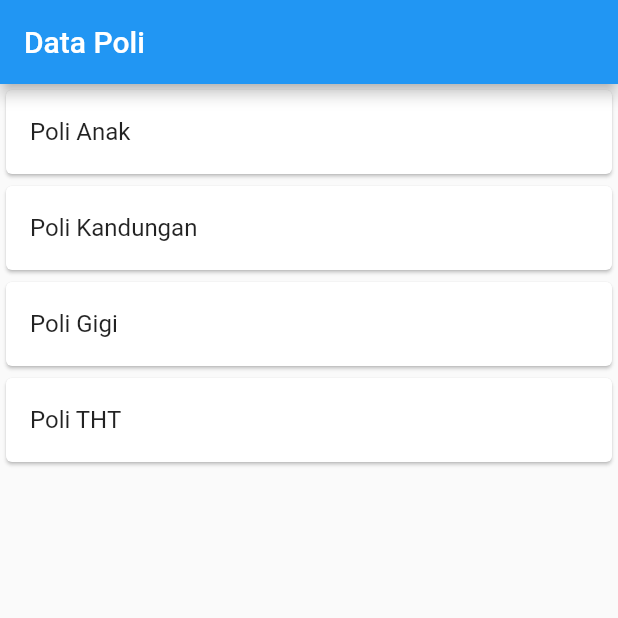
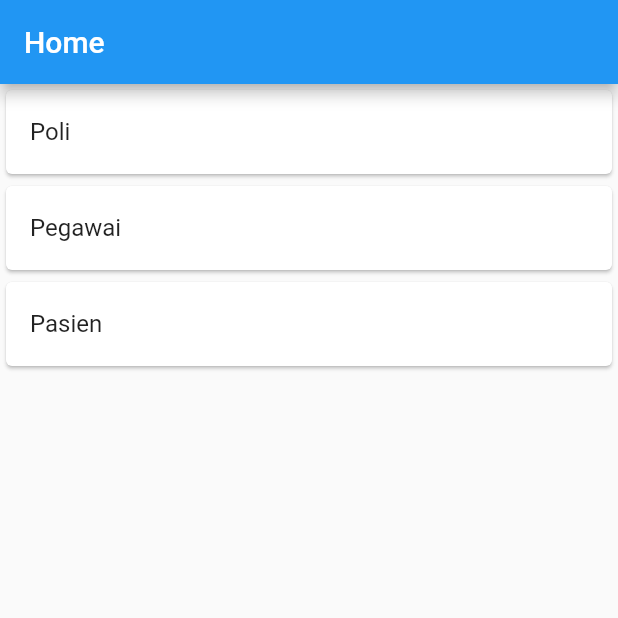
Before and after one commit to l0c4lxid/flutter_klik_app, a Flutter app: the screen it shows after launch, on a phone screen of 412 x 824 dp, the top half of it. Run offline on Flutter 3.47's test engine with Material 2 defaults, Android fonts, the phone set to English and light mode, and no system bars.

Commit message:
Tugas P5

```diff
--- a/lib/main.dart
+++ b/lib/main.dart
@@ -1,5 +1,6 @@
 import 'package:flutter/material.dart';
 import '/ui/poli_page.dart';
+import 'ui/home.dart';
 
 void main() => runApp(MyApp());
 
@@ -9,7 +10,7 @@ class MyApp extends StatelessWidget {
     return MaterialApp(
       title: 'Klinik APP',
       debugShowCheckedModeBanner: false,
-      home: PoliPage(),
+      home: HomePage(),
     );
   }
 }
--- /dev/null
+++ b/lib/model/database.dart
@@ -0,0 +1,64 @@
+List<Map> pegawai = [
+  {
+    'id': 1,
+    'nip': '545664',
+    'nama': 'Eko Purnomo',
+    'tanggalLahir': '15 Oktober 1987',
+    'nomorTelepon': '081887674598',
+    'email': 'eko@gmail.com',
+    'password': '123',
+  },
+  {
+    'id': 2,
+    'nip': '6576455',
+    'nama': 'Dwi Febrianto',
+    'tanggalLahir': '9 Juli 1977',
+    'nomorTelepon': '085665765490',
+    'email': 'dwi@gmail.com',
+    'password': '123',
+  },
+  {
+    'id': 3,
+    'nip': '668687',
+    'nama': 'Tri Cahyono',
+    'tanggalLahir': '9 Agustus 1979',
+    'nomorTelepon': '085698798906',
+    'email': 'tri@gmail.com',
+    'password': '123',
+  },
+];
+
+List<Map> pasien = [
+  {
+    'id': 1,
+    'noRm': '11873',
+    'nama': 'Rendi Santoso',
+    'tanggalLahir': '10 Oktober 1997',
+    'nomorTelepon': '08188767459',
+    'alamat': 'Sukoharjo',
+  },
+  {
+    'id': 2,
+    'noRm': '7678',
+    'nama': 'Suharyani',
+    'tanggalLahir': '20 Juni 2000',
+    'nomorTelepon': '0876766453',
+    'alamat': 'Klaten',
+  },
+  {
+    'id': 3,
+    'noRm': '67678',
+    'nama': 'Adi Nugroho',
+    'tanggalLahir': '11 Februari 1999',
+    'nomorTelepon': '08987666400',
+    'alamat': 'Pacitan',
+  },
+  {
+    'id': 4,
+    'noRm': '67678',
+    'nama': 'Wahyu Setianto',
+    'tanggalLahir': '5 Januari 1998',
+    'nomorTelepon': '08987666454',
+    'alamat': 'Boyolali',
+  },
+];
--- /dev/null
+++ b/lib/model/pasien.dart
@@ -0,0 +1,17 @@
+class Pasien {
+  late int id;
+  late String nama;
+  late String noRm;
+  late String tanggalLahir;
+  late String nomorTelepon;
+  late String alamat;
+
+  Pasien(Map pasien) {
+    id = pasien['id'];
+    nama = pasien['nama'];
+    noRm = pasien['noRm'];
+    tanggalLahir = pasien['tanggalLahir'];
+    nomorTelepon = pasien['nomorTelepon'];
+    alamat = pasien['alamat'];
+  }
+}
--- /dev/null
+++ b/lib/model/pegawai.dart
@@ -0,0 +1,19 @@
+class Pegawai {
+  late int id;
+  late String nip;
+  late String nama;
+  late String tanggalLahir;
+  late String nomorTelepon;
+  late String email;
+  late String password;
+
+  Pegawai(Map pegawai) {
+    id = pegawai['id'];
+    nip = pegawai['nip'];
+    nama = pegawai['nama'];
+    tanggalLahir = pegawai['tanggalLahir'];
+    nomorTelepon = pegawai['nomorTelepon'];
+    email = pegawai['email'];
+    password = pegawai['password'];
+  }
+}
--- /dev/null
+++ b/lib/ui/home.dart
@@ -0,0 +1,57 @@
+import 'package:flutter/material.dart';
+import 'poli_page.dart';
+import 'pegawai_page.dart';
+import 'pasien_page.dart';
+
+class HomePage extends StatefulWidget {
+  const HomePage({super.key});
+
+  @override
+  State<HomePage> createState() => _HomePageState();
+}
+
+class _HomePageState extends State<HomePage> {
+  @override
+  Widget build(BuildContext context) {
+    return Scaffold(
+      appBar: AppBar(title: const Text("Home")),
+      body: ListView(
+        children: [
+          GestureDetector(
+            child: Card(
+              child: ListTile(
+                title: const Text("Poli"),
+              ),
+            ),
+            onTap: () {
+              Navigator.push(
+                  context, MaterialPageRoute(builder: (context) => PoliPage()));
+            },
+          ),
+          GestureDetector(
+            child: Card(
+              child: ListTile(
+                title: const Text("Pegawai"),
+              ),
+            ),
+            onTap: () {
+              Navigator.push(context,
+                  MaterialPageRoute(builder: (context) => PegawaiPage()));
+            },
+          ),
+          GestureDetector(
+            child: Card(
+              child: ListTile(
+                title: const Text("Pasien"),
+              ),
+            ),
+            onTap: () {
+              Navigator.push(context,
+                  MaterialPageRoute(builder: (context) => PasienPage()));
+            },
+          ),
+        ],
+      ),
+    );
+  }
+}
```
Also changed, not shown: lib/ui/pasien_detail.dart (added, +92 -0 lines), lib/ui/pasien_page.dart (added, +37 -0 lines), lib/ui/pegawai_detail.dart (added, +74 -0 lines), lib/ui/pegawai_page.dart (added, +37 -0 lines), 1 other file.
